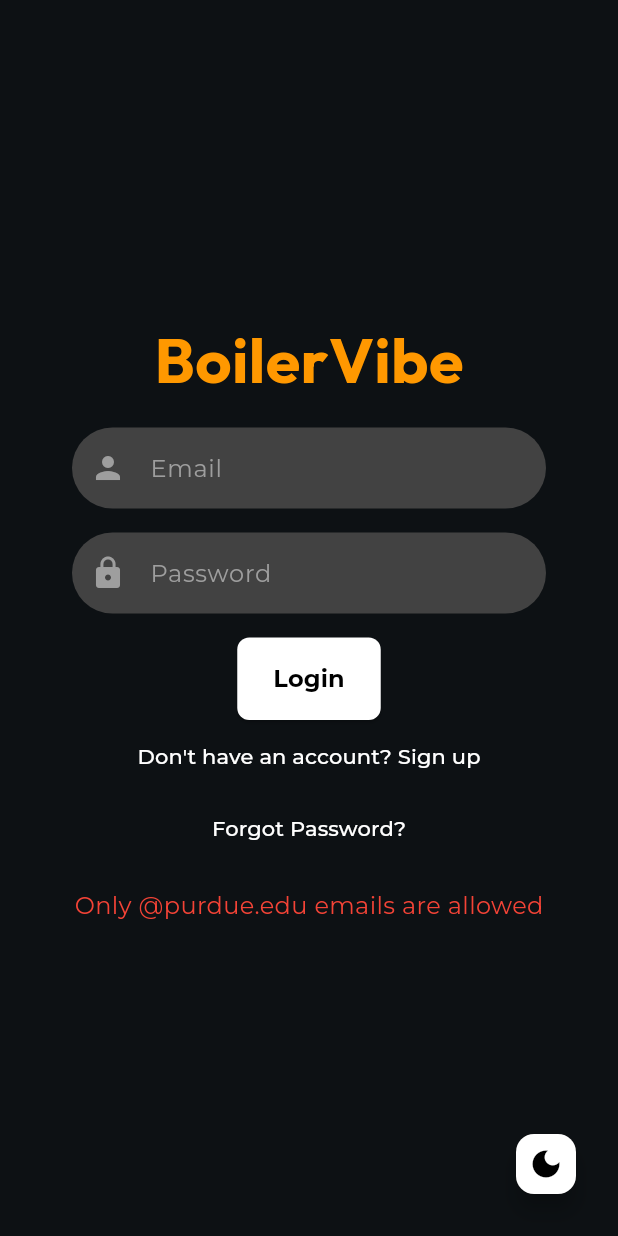
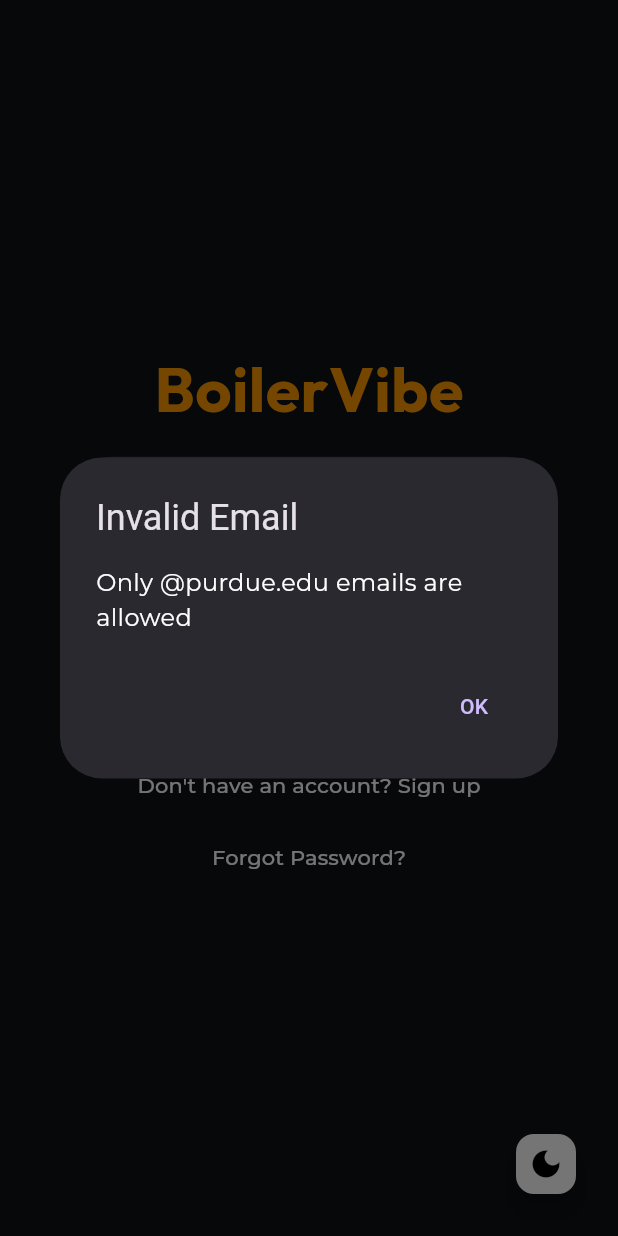
Before and after one commit to PartthK/Purdue-Social-Media-App, a Flutter app: the screen it shows after launch, after a tap on "Login", on a phone screen of 412 x 824 dp. Run offline on Flutter 3.47's test engine with Material 3 defaults, Android fonts, the phone set to English and light mode, and no system bars; our stand-ins replace cloud_firestore, firebase_auth, firebase_core, firebase_messaging, firebase_storage, google_fonts and 4 more; accounts and stored records are empty.

Commit message:
alertdialogBoxes implemented

```diff
--- a/lib/login_screen.dart
+++ b/lib/login_screen.dart
@@ -1,4 +1,3 @@
-
 import 'package:flutter/material.dart';
 import 'package:provider/provider.dart';
 import 'auth_provider.dart' as custom_auth;
@@ -19,34 +18,36 @@
   String _validationMessage = '';
   bool _isDarkMode = true;
 
+  // Method to show an alert dialog
+  void _showAlertDialog(String title, String message) {
+    showDialog(
+      context: context,
+      builder: (BuildContext context) {
+        return AlertDialog(
+          title: Text(title),
+          content: Text(message),
+          actions: [
+            TextButton(
+              child: Text("OK"),
+              onPressed: () {
+                Navigator.of(context).pop();  // Close the dialog
+              },
+            ),
+          ],
+        );
+      },
+    );
+  }
+
   void _validateAndLogin() async {
     String email = _emailController.text;
     String password = _passwordController.text;
 
     if (!email.endsWith('@purdue.edu')) {
-      setState(() {
-        _validationMessage = 'Only @purdue.edu emails are allowed';
-      });
+      _showAlertDialog('Invalid Email', 'Only @purdue.edu emails are allowed');
     } else {
-      setState(() {
-        _validationMessage = '';
-      });
-      try {
         await Provider.of<custom_auth.AuthProvider>(context, listen: false).login(email, password);
-
-      } on FirebaseAuthException catch (e) {
-        setState(() {
-          if (e.code == 'invalid-credential') {
-            _validationMessage = 'The supplied auth credential is incorrect, malformed or has expired.';
-          } else if (e.code == 'user-not-found') {
-            _validationMessage = 'No user found for that email.';
-          } else if (e.code == 'wrong-password') {
-            _validationMessage = 'Wrong password provided for that user.';
-          } else {
-            _validationMessage = 'An unexpected error occurred. Please try again.';
-          }
-        });
-      }
+        _showAlertDialog('Wrong Password', 'Please try again!');
     }
   }
 
```
